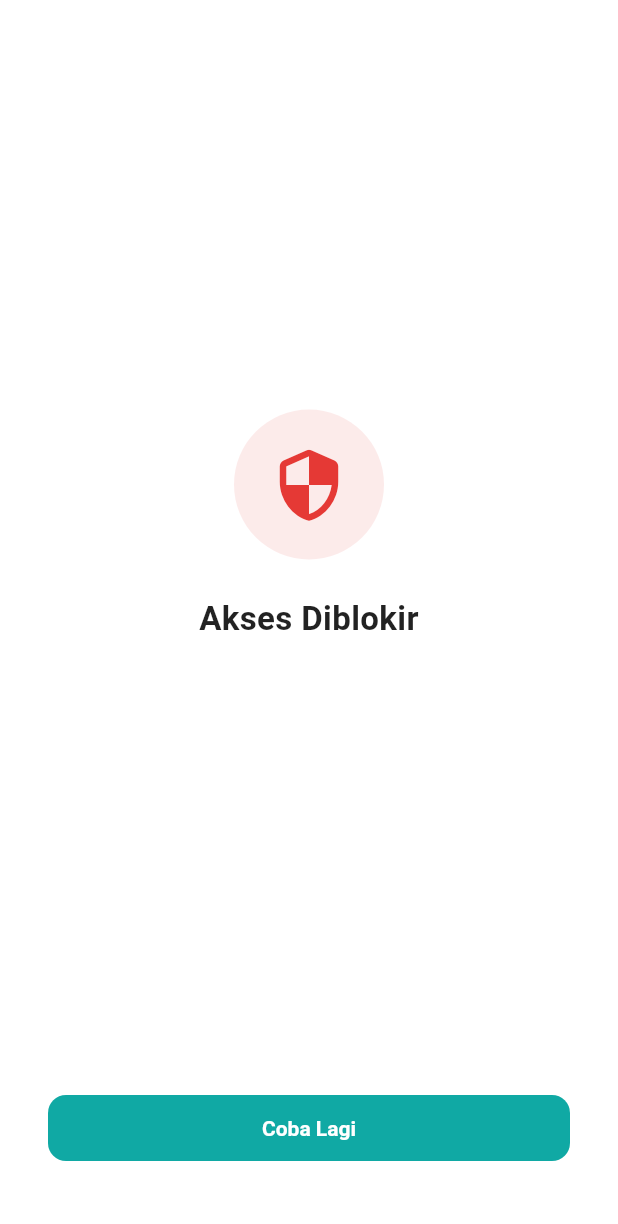
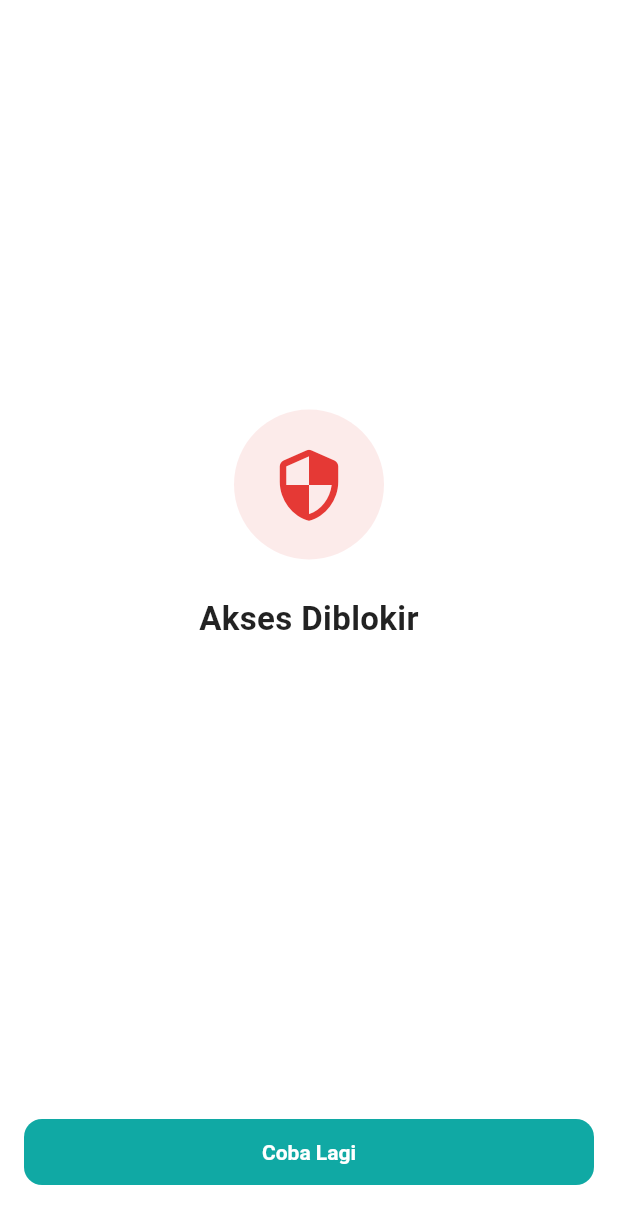
Before and after one commit to bayupadji/sika_webview, a Flutter app: the BlockingScreen screen opened by its route, on a phone screen of 412 x 824 dp. Shown: the top 1224 px of the screen. Run offline on Flutter 3.47's test engine with Material 3 defaults, Android fonts, the phone set to English and light mode, and no system bars; our stand-ins replace connectivity_plus, flutter_dotenv, internet_connection_checker, location, permission_handler; missing offline and left inert: detect_fake_location, encrypt, flutter_inappwebview.

Commit message:
refactor: update UI padding, remove unused photo permissions, and add location service checks

```diff
--- a/lib/features/connectivity/presentation/screens/no_internet_screen.dart
+++ b/lib/features/connectivity/presentation/screens/no_internet_screen.dart
@@ -22,7 +22,7 @@ class NoInternetScreen extends StatelessWidget {
         backgroundColor: Colors.white,
         body: SafeArea(
           child: Padding(
-            padding: const EdgeInsets.all(32.0),
+            padding: const EdgeInsets.all(16.0),
             child: Column(
               children: [
                 const Spacer(),
--- a/lib/features/sdk_validation/presentation/screens/unsupported_device_screen.dart
+++ b/lib/features/sdk_validation/presentation/screens/unsupported_device_screen.dart
@@ -24,7 +24,7 @@ class UnsupportedDeviceScreen extends StatelessWidget {
             backgroundColor: Colors.white,
             body: SafeArea(
               child: Padding(
-                padding: const EdgeInsets.all(32.0),
+                padding: const EdgeInsets.all(16.0),
                 child: Column(
                   children: [
                     const Spacer(),
--- a/lib/features/security/presentation/screens/blocking_screen.dart
+++ b/lib/features/security/presentation/screens/blocking_screen.dart
@@ -27,7 +27,7 @@ class BlockingScreen extends StatelessWidget {
             backgroundColor: Colors.white,
             body: SafeArea(
               child: Padding(
-                padding: const EdgeInsets.all(32.0),
+                padding: const EdgeInsets.all(16.0),
                 child: Column(
                   children: [
                     const Spacer(),
```
Also changed, not shown: lib/shared/helpers/location_helper.dart (+9 -0 lines), 1 other file.
